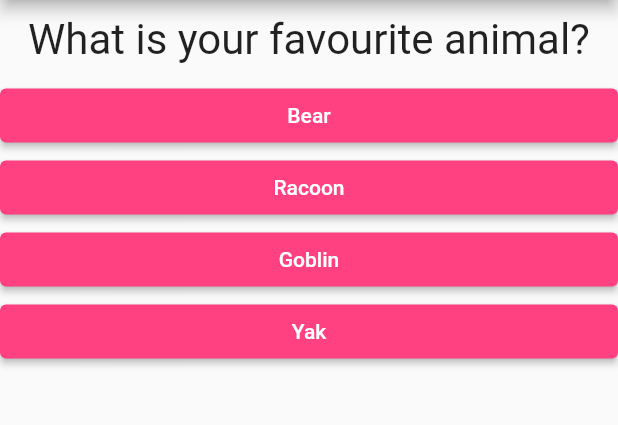
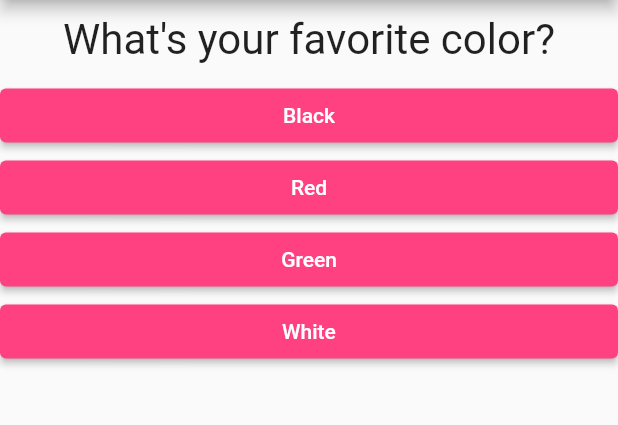
Before and after one commit to abhishekmobstac/flutter-practice, a Flutter app: the screen it shows after launch, on a phone screen of 412 x 824 dp, the part 84-509 px from its top. Run offline on Flutter 3.47's test engine with Material 2 defaults, Android fonts, the phone set to English and light mode, and no system bars.

Commit message:
quiz app completed

```diff
--- a/quiz_app/lib/main.dart
+++ b/quiz_app/lib/main.dart
@@ -1,4 +1,6 @@
 import 'package:flutter/material.dart';
+import 'package:quiz_app/quiz.dart';
+import 'package:quiz_app/result.dart';
 
 import './question.dart';
 import './answer.dart';
@@ -16,25 +18,50 @@ class MyApp extends StatefulWidget {
 
 class _MyAppState extends State<MyApp> {
   int _questionIndex = 0;
-  final questions = const [
+  var _totalScore = 0;
+  final _questions = [
     {
-      'questionText': "What is your favourite animal?",
-      'answers': ['Bear', 'Racoon', 'Goblin', 'Yak']
+      'questionText': 'What\'s your favorite color?',
+      'answers': [
+        {'text': 'Black', 'score': 10},
+        {'text': 'Red', 'score': 5},
+        {'text': 'Green', 'score': 3},
+        {'text': 'White', 'score': 1},
+      ],
     },
     {
-      'questionText': "What is your favourite color?",
-      'answers': ['Black', 'Red', 'Green', 'Blue']
+      'questionText': 'What\'s your favorite animal?',
+      'answers': [
+        {'text': 'Rabbit', 'score': 3},
+        {'text': 'Snake', 'score': 11},
+        {'text': 'Elephant', 'score': 5},
+        {'text': 'Lion', 'score': 9},
+      ],
     },
     {
-      'questionText': "What is your favourite food?",
-      'answers': ['Black', 'Red', 'Green', 'Yellow']
+      'questionText': 'Who\'s your favorite instructor?',
+      'answers': [
+        {'text': 'Max', 'score': 1},
+        {'text': 'Max', 'score': 1},
+        {'text': 'Max', 'score': 1},
+        {'text': 'Max', 'score': 1},
+      ],
     },
   ];
-  void _answerQuestion() {
+
+  void _resetQuiz() {
+    setState(() {
+      _questionIndex = 0;
+      _totalScore = 0;
+    });
+  }
+
+  void _answerQuestion(int score) {
+    _totalScore += score;
     setState(() {
       _questionIndex = (_questionIndex + 1);
     });
-    if (_questionIndex < questions.length) {
+    if (_questionIndex < _questions.length) {
       print('We have more questions!');
     } else {
       print('No more questions!');
@@ -50,18 +77,13 @@ class _MyAppState extends State<MyApp> {
           appBar: AppBar(
             title: const Text("Quiz app"),
           ),
-          body: _questionIndex < questions.length
-              ? Column(
-                  children: <Widget>[
-                    Question(
-                        questions[_questionIndex]['questionText'] as String),
-                    ...(questions[_questionIndex]['answers'] as List<String>)
-                        .map((answer) {
-                      return Answer(_answerQuestion, answer);
-                    }).toList()
-                  ],
+          body: _questionIndex < _questions.length
+              ? Quiz(
+                  answerQuestion: _answerQuestion,
+                  questionIndex: _questionIndex,
+                  questions: _questions,
                 )
-              : Text("You did it")),
+              : Result(_totalScore, _resetQuiz)),
     );
   }
 }
--- /dev/null
+++ b/quiz_app/lib/quiz.dart
@@ -0,0 +1,27 @@
+import 'package:flutter/material.dart';
+import 'package:quiz_app/answer.dart';
+import 'package:quiz_app/question.dart';
+
+class Quiz extends StatelessWidget {
+  final List<Map<String, Object>> questions;
+  final Function answerQuestion;
+  final int questionIndex;
+
+  Quiz(
+      {required this.questions,
+      required this.answerQuestion,
+      required this.questionIndex});
+  @override
+  Widget build(BuildContext context) {
+    return Column(
+      children: [
+        Question(questions[questionIndex]['questionText'] as String),
+        ...(questions[questionIndex]['answers'] as List<Map<String, Object>>)
+            .map((answer) {
+          return Answer(
+              () => answerQuestion(answer['score']), answer['text'] as String);
+        }).toList()
+      ],
+    );
+  }
+}
```
Also changed, not shown: quiz_app/lib/result.dart (added, +42 -0 lines).
